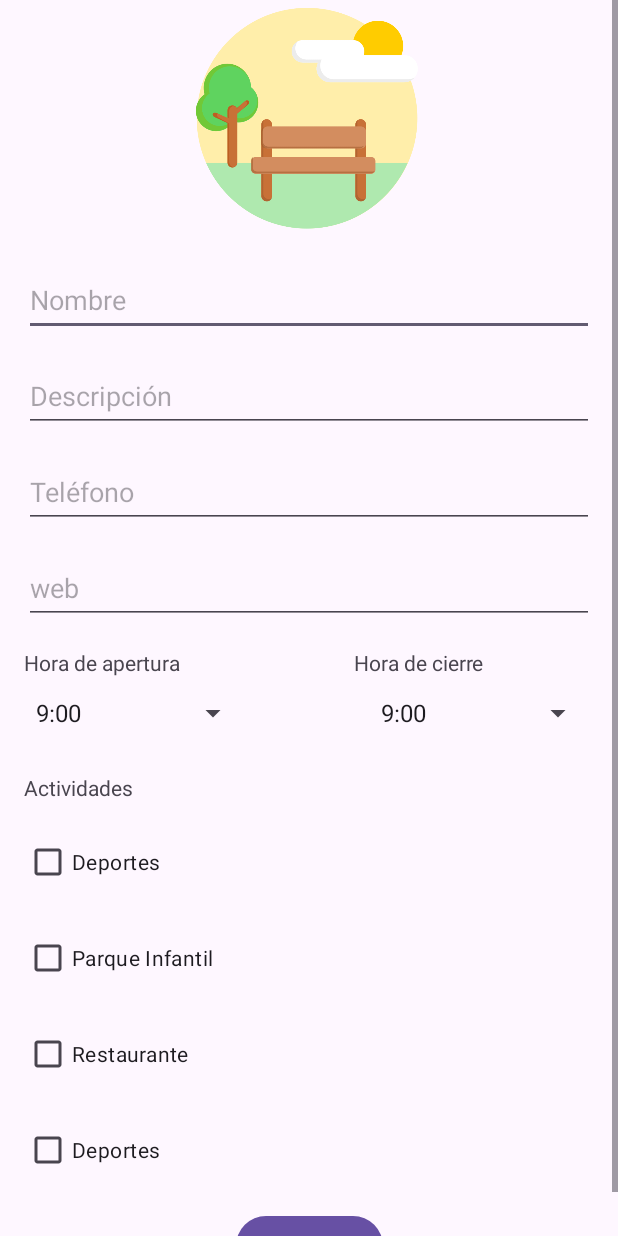
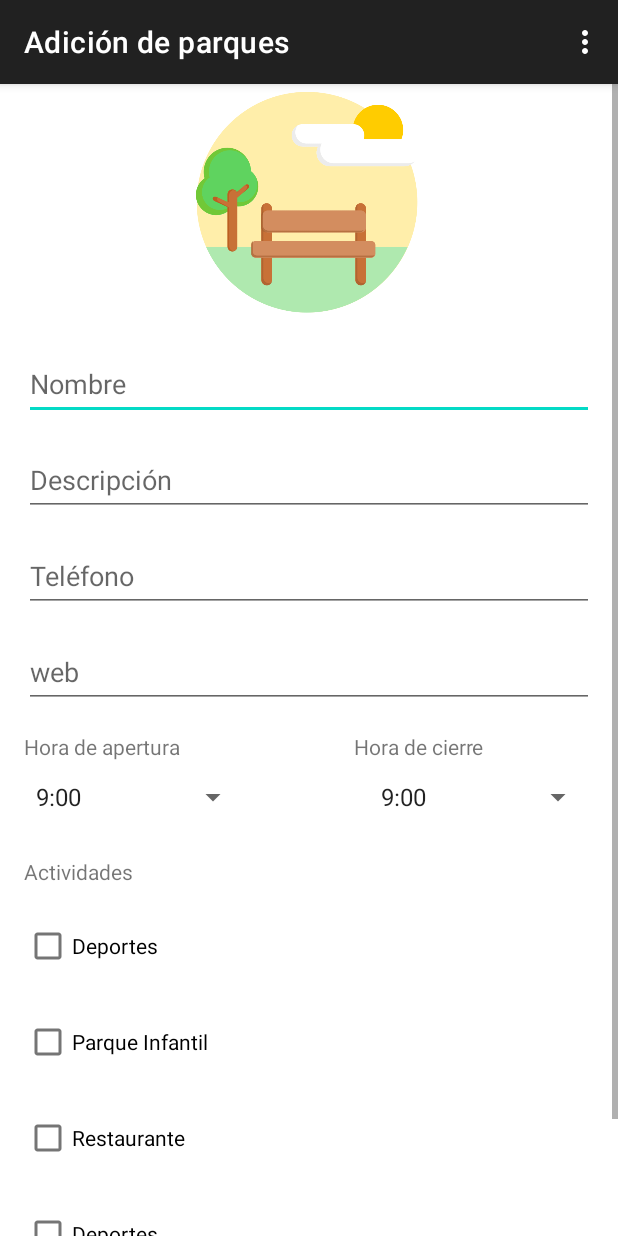
Before and after one commit to saragl728/ListadoParques, an Android app: the AnadirParqueActivity screen opened directly, with no data from a screen before it, on a phone screen of 412 x 824 dp. Run offline under Robolectric (Android 15) with nearby library versions, the phone set to English and light mode, and no system bars.

```diff
--- a/app/src/main/java/com/example/listadoparques/Adapter/ActivityWithMenus.kt
+++ b/app/src/main/java/com/example/listadoparques/Adapter/ActivityWithMenus.kt
@@ -28,7 +28,7 @@ open class ActivityWithMenus : AppCompatActivity() {
             R.id.inicio -> {
                 //abre el listado de parques
                 val intent = Intent(this, MainActivity::class.java)
-                intent.addFlags(Intent.FLAG_ACTIVITY_BROUGHT_TO_FRONT);
+                intent.addFlags(Intent.FLAG_ACTIVITY_REORDER_TO_FRONT);
                 actividadActual = 0;
                 startActivity(intent)
                 true
--- a/app/src/main/java/com/example/listadoparques/AnadirParqueActivity.kt
+++ b/app/src/main/java/com/example/listadoparques/AnadirParqueActivity.kt
@@ -7,6 +7,8 @@ import com.example.listadoparques.databinding.ActivityAnadirParqueBinding
 
 class AnadirParqueActivity : ActivityWithMenus() {
     override fun onCreate(savedInstanceState: Bundle?) {
+        //para que salga el título de la actividad
+        setTitle("Adición de parques")
         super.onCreate(savedInstanceState)
         //setContentView(R.layout.activity_main)
         var binding = ActivityAnadirParqueBinding.inflate(layoutInflater)
--- a/app/src/main/java/com/example/listadoparques/MainActivity.kt
+++ b/app/src/main/java/com/example/listadoparques/MainActivity.kt
@@ -9,6 +9,8 @@ import com.example.listadoparques.databinding.ActivityMainBinding
 
 class MainActivity : ActivityWithMenus() {
     override fun onCreate(savedInstanceState: Bundle?) {
+        //para que salga el título de la actividad
+        setTitle("Listadoparques")
         super.onCreate(savedInstanceState)
         //setContentView(R.layout.activity_main)
         var adapter = ParkAdapter(ListaParques.listaDeParques)
--- a/app/src/main/res/values/themes.xml
+++ b/app/src/main/res/values/themes.xml
@@ -1,6 +1,6 @@
 <resources xmlns:tools="http://schemas.android.com/tools">
     <!-- Base application theme. -->
-    <style name="Base.Theme.ListadoParques" parent="Theme.Material3.DayNight.NoActionBar">
+    <style name="Base.Theme.ListadoParques" parent="Theme.MaterialComponents.DayNight.DarkActionBar">
         <!-- Customize your light theme here. -->
         <!-- <item name="colorPrimary">@color/my_light_primary</item> -->
     </style>
```
